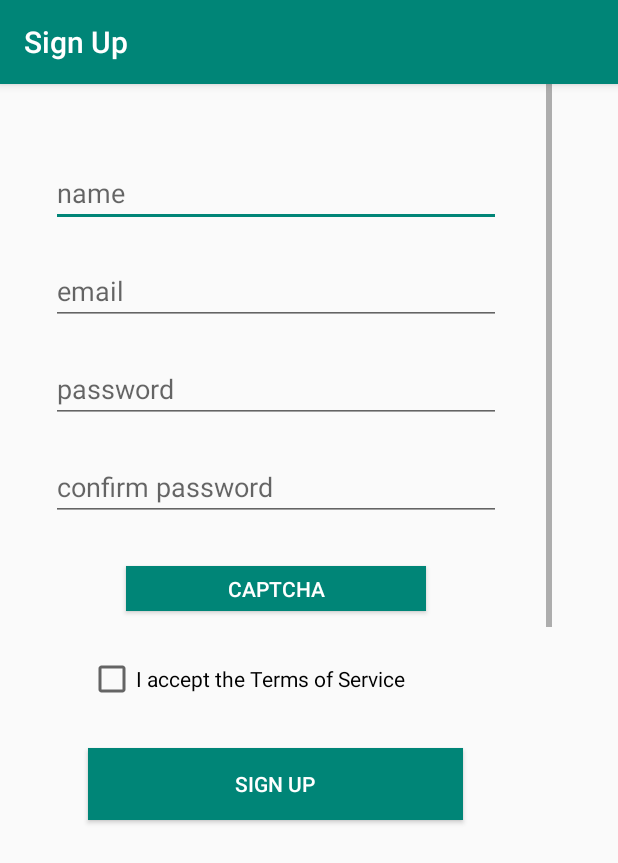
After one commit to xzient/BandU, an Android app: the SignUp screen opened directly, with no data from a screen before it, on a phone screen of 412 x 824 dp. The commit adds this screen. Shown: the top 863 px of the screen. Run offline under Robolectric (Android 15) with nearby library versions, the phone set to English and light mode, and no system bars; 2 statements that could not run were skipped.

Commit message:
Add SignUp activity with CAPTCHA fully working

```diff
--- a/app/src/main/java/cmsc424/cmsc424_pg11/SignIn.java
+++ b/app/src/main/java/cmsc424/cmsc424_pg11/SignIn.java
@@ -8,21 +8,34 @@ import android.widget.Button;
 
 public class SignIn extends AppCompatActivity {
     Button logIn;
+    Button signUp;
 
     @Override
     protected void onCreate(Bundle savedInstanceState) {
         super.onCreate(savedInstanceState);
         setContentView(R.layout.activity_sign_in);
 
+        //Initiate buttons
+        logIn = findViewById(R.id.buttonLogIn);
+        signUp = findViewById(R.id.buttonSignUp);
 
-        logIn = (Button)findViewById(R.id.buttonLogIn);
-
+        //Function LogIn button
         logIn.setOnClickListener(new View.OnClickListener() {
             @Override
             public void onClick(View view) {
                 startActivity(new Intent(SignIn.this, MapsActivity.class));
             }
         });
+
+        //Function SignUp button
+        signUp.setOnClickListener(new View.OnClickListener() {
+            @Override
+            public void onClick(View view) {
+                startActivity(new Intent(SignIn.this, SignUp.class));
+            }
+        });
+
+
     }
 
 
--- /dev/null
+++ b/app/src/main/java/cmsc424/cmsc424_pg11/SignUp.java
@@ -0,0 +1,144 @@
+package cmsc424.cmsc424_pg11;
+
+import android.support.annotation.NonNull;
+import android.support.annotation.Nullable;
+import android.support.v7.app.AppCompatActivity;
+import android.os.Bundle;
+import android.util.Log;
+import android.view.View;
+import android.widget.Button;
+import android.widget.CheckBox;
+import android.widget.EditText;
+import android.widget.TextView;
+import android.widget.Toast;
+
+import com.google.android.gms.common.ConnectionResult;
+import com.google.android.gms.common.api.GoogleApiClient;
+import com.google.android.gms.common.api.ResultCallback;
+import com.google.android.gms.common.api.Status;
+import com.google.android.gms.safetynet.SafetyNet;
+import com.google.android.gms.safetynet.SafetyNetApi;
+
+import org.w3c.dom.Text;
+
+public class SignUp extends AppCompatActivity
+        implements GoogleApiClient.ConnectionCallbacks,
+        GoogleApiClient.OnConnectionFailedListener{
+
+    //CAPTCHA
+    private GoogleApiClient mGoogleApiClient;
+    final String SiteKey = "6LfFrXQUAAAAAP_5M96S29fUFK3ddsxrOGaiTq6o";
+    final String SecretKey  = "6LfFrXQUAAAAAIzzjOSE4posQ6AeZp7kk7dLiyA7";
+    private boolean passCaptcha = false;
+
+    Button btnRequest;
+    TextView tvResult;
+    CheckBox acceptTerms;
+    Button signUpButton;
+    EditText name;
+    EditText email;
+    EditText password1;
+    EditText passwword2;
+
+    @Override
+    protected void onCreate(Bundle savedInstanceState) {
+        super.onCreate(savedInstanceState);
+        setContentView(R.layout.activity_sign_up);
+
+        //Buttons and EditTexts
+        signUpButton = findViewById(R.id.signUpButton);
+        name = findViewById(R.id.editTextEmail);
+        email = findViewById(R.id.editTextName);
+        password1 = findViewById(R.id.editTextPassword1);
+        passwword2 = findViewById(R.id.editTextPassword2);
+
+
+        //CAPTCHA init
+        tvResult = findViewById(R.id.result);
+        btnRequest = findViewById(R.id.request);
+        btnRequest.setOnClickListener(RqsOnClickListener);
+
+        //Terms and Services
+        acceptTerms = findViewById(R.id.acceptTerms);
+        acceptTerms.setChecked(false);
+
+        mGoogleApiClient = new GoogleApiClient.Builder(this)
+                .addApi(SafetyNet.API)
+                .addConnectionCallbacks(SignUp.this)
+                .addOnConnectionFailedListener(SignUp.this)
+                .build();
+
+        mGoogleApiClient.connect();
+
+
+
+    }//End onCreate
+
+
+    View.OnClickListener RqsOnClickListener = new View.OnClickListener() {
+        @Override
+        public void onClick(View view) {
+            tvResult.setText("");
+
+            SafetyNet.SafetyNetApi.verifyWithRecaptcha(mGoogleApiClient, SiteKey)
+                    .setResultCallback(new ResultCallback<SafetyNetApi.RecaptchaTokenResult>() {
+                        @Override
+                        public void onResult(SafetyNetApi.RecaptchaTokenResult result) {
+                            Status status = result.getStatus();
+
+                            if ((status != null) && status.isSuccess()) {
+
+                                tvResult.setTextColor(getResources().getColor(R.color.colorBlack));
+                                tvResult.setText("Passed CAPTCHA\n");
+                                passCaptcha = true;
+                                // Indicates communication with reCAPTCHA service was
+                                // successful. Use result.getTokenResult() to get the
+                                // user response token if the user has completed
+                                // the CAPTCHA.
+
+                                if (!result.getTokenResult().isEmpty()) {
+                                    //tvResult.append("!result.getTokenResult().isEmpty()");
+                                    // User response token must be validated using the
+                                    // reCAPTCHA site verify API.
+                                }else{
+                                    //tvResult.append("result.getTokenResult().isEmpty()");
+                                }
+                            } else {
+
+                                Log.e("MY_APP_TAG", "Error occurred " +
+                                        "when communicating with the reCAPTCHA service.");
+
+                                tvResult.setTextColor(getResources().getColor(R.color.colorWarning));
+
+                                tvResult.setText("Error occurred " +
+                                        "when communicating with the reCAPTCHA service.");
+                                // Use status.getStatusCode() to determine the exact
+                                // error code. Use this code in conjunction with the
+                                // information in the "Handling communication errors"
+                                // section of this document to take appropriate action
+                                // in your app.
+                            }
+                        }
+                    });
+
+        }
+    };
+
+
+
+
+    @Override
+    public void onConnected(@Nullable Bundle bundle) {
+        //Toast.makeText(this, R.string.passCaptcha, Toast.LENGTH_LONG).show();
+    }
+
+    @Override
+    public void onConnectionSuspended(int i) {
+        Toast.makeText(this,"onConnectionSuspended: " + i, Toast.LENGTH_LONG).show();
+    }
+
+    @Override
+    public void onConnectionFailed(@NonNull ConnectionResult connectionResult) {
+        Toast.makeText(this,R.string.noPassCaptcha, Toast.LENGTH_LONG).show();
+    }
+}//End Activity
--- /dev/null
+++ b/app/src/main/res/drawable/rectangle_button.xml
@@ -0,0 +1,13 @@
+<shape xmlns:android="http://schemas.android.com/apk/res/android"
+    android:shape="rectangle">
+    <gradient
+        android:startColor="#302226"
+        android:endColor="#6D7B8D"
+        android:angle="45"/>
+    <padding android:left="6dp"
+        android:top="6dp"
+        android:right="6dp"
+        android:bottom="6dp" />
+    <corners android:radius="30dp" />
+
+</shape>
--- /dev/null
+++ b/app/src/main/res/layout/activity_sign_up.xml
@@ -0,0 +1,105 @@
+<?xml version="1.0" encoding="utf-8"?>
+<android.support.constraint.ConstraintLayout xmlns:android="http://schemas.android.com/apk/res/android"
+    xmlns:tools="http://schemas.android.com/tools"
+    android:layout_width="match_parent"
+    android:layout_height="match_parent"
+    tools:context=".SignUp">
+
+    <ScrollView
+        android:layout_width="368dp"
+        android:layout_height="500dp"
+        tools:layout_editor_absoluteX="8dp"
+        tools:layout_editor_absoluteY="8dp">
+
+        <LinearLayout
+            android:layout_width="match_parent"
+            android:layout_height="wrap_content"
+            android:orientation="vertical">
+
+            <EditText
+                android:id="@+id/editTextName"
+                android:layout_width="300dp"
+                android:layout_gravity="center"
+                android:layout_height="wrap_content"
+                android:layout_marginTop="50dp"
+                android:layout_marginBottom="20dp"
+                android:ems="10"
+                android:inputType="textPersonName"
+                android:hint="name" />
+
+            <EditText
+                android:id="@+id/editTextEmail"
+                android:layout_width="300dp"
+                android:layout_gravity="center"
+                android:layout_height="wrap_content"
+                android:layout_marginBottom="20dp"
+                android:ems="10"
+                android:inputType="textEmailAddress"
+                android:hint="email" />
+
+            <EditText
+                android:id="@+id/editTextPassword1"
+                android:layout_width="300dp"
+                android:layout_gravity="center"
+                android:layout_height="wrap_content"
+                android:ems="10"
+                android:layout_marginBottom="20dp"
+                android:inputType="textPassword"
+                android:hint="password" />
+            <EditText
+                android:id="@+id/editTextPassword2"
+                android:layout_width="300dp"
+                android:layout_gravity="center"
+                android:layout_height="wrap_content"
+                android:ems="10"
+                android:inputType="textPassword"
+                android:layout_marginBottom="20dp"
+                android:hint="confirm password" />
+
+
+            <Button
+                android:id="@+id/request"
+                android:layout_gravity="center"
+                android:layout_width="200dp"
+                android:layout_height="30dp"
+                android:ems="10"
+                android:layout_marginBottom="10dp"
+                android:layout_marginTop="10dp"
+                android:background="@color/colorPrimary"
+                android:textColor="@color/colorWhite"
+                android:text="Captcha" />
+
+            <TextView
+                android:id="@+id/result"
+                android:layout_width="200dp"
+                android:layout_height="wrap_content"
+                android:layout_gravity="center"
+
+                android:text=""/>
+
+            <CheckBox
+                android:id="@+id/acceptTerms"
+                android:layout_width="250dp"
+                android:layout_height="wrap_content"
+                android:layout_marginBottom="20dp"
+                android:layout_gravity="center"
+                android:text="@string/termsAndConditions" />
+
+            <Button
+                android:id="@+id/signUpButton"
+                android:layout_gravity="center"
+                android:layout_width="250dp"
+                android:layout_height="wrap_content"
+                android:ems="10"
+                android:layout_marginBottom="200dp"
+                android:layout_marginTop="10dp"
+                android:background="@color/colorPrimary"
+                android:textColor="@color/colorWhite"
+                android:text="Sign Up" />
+
+
+        </LinearLayout>
+    </ScrollView>
+
+
+</android.support.constraint.ConstraintLayout>
--- a/app/src/main/res/values/colors.xml
+++ b/app/src/main/res/values/colors.xml
@@ -4,6 +4,8 @@
     <color name="colorPrimaryDark">#00574B</color>
     <color name="colorAccent">#008577</color>
     <color name="colorWhite">#ffffff</color>
+    <color name="colorBlack">#000</color>
     <color name="colorWhite2">#99a7a3</color>
     <color name="colorBackground">#3b4e4e</color>
+    <color name="colorWarning">#B33A3A</color>
 </resources>
--- a/app/src/main/res/values/strings.xml
+++ b/app/src/main/res/values/strings.xml
@@ -1,4 +1,10 @@
 <resources>
     <string name="app_name">CMSC424_PG11</string>
+    <string name="welcome">Welcome</string>
     <string name="title_activity_maps">Map</string>
+    <string name="title_signup">Sign Up</string>
+    <string name="no_gps">Your GPS is not disabled or it is not working</string>
+    <string name="passCaptcha">You are not a robot!</string>
+    <string name="noPassCaptcha">You did not pass the captcha prompt!</string>
+    <string name="termsAndConditions">I accept the Terms of Service</string>
 </resources>
--- a/build.gradle
+++ b/build.gradle
@@ -7,7 +7,7 @@ buildscript {
         jcenter()
     }
     dependencies {
-        classpath 'com.android.tools.build:gradle:3.2.0'
+        classpath 'com.android.tools.build:gradle:3.2.1'
 
 
         // NOTE: Do not place your application dependencies here; they belong
```
Also changed, not shown: app/build.gradle (+7 -2 lines), app/src/main/AndroidManifest.xml (+7 -2 lines), app/src/main/res/drawable/ic_launcher_background.xml (line endings or trailing spaces).
